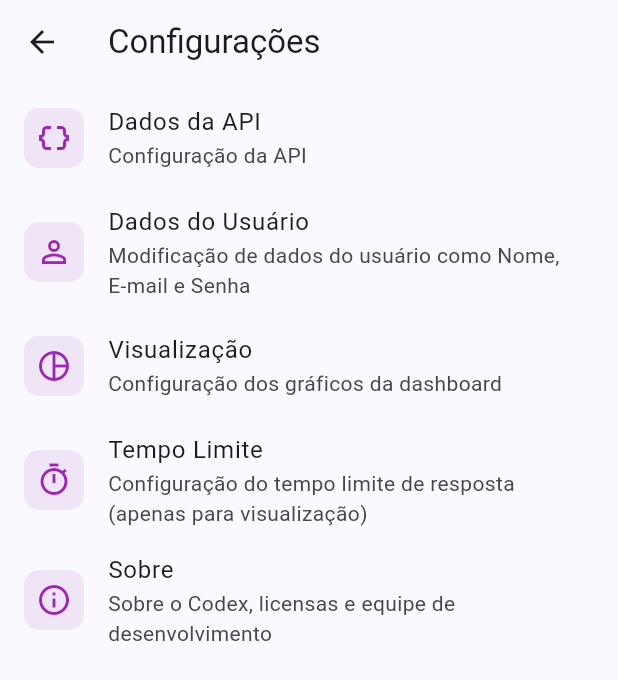
After one commit to ZeniteMobile/Codex-Front-End, a Flutter app: the screen it shows after launch, after a tap on the "settings" icon, on a phone screen of 412 x 824 dp. The commit adds this screen. Shown: the top 680 px of the screen. Run offline on Flutter 3.47's test engine with Material 3 defaults, Android fonts, the phone set to English and light mode, and no system bars.

Commit message:
[FEAT] Telas sobre nos e telas de configurações

```diff
--- a/lib/pages/login.dart
+++ b/lib/pages/login.dart
@@ -23,9 +23,9 @@ class _LoginPageState extends State<LoginPage> {
 
   void _submit() {
     if (_formKey.currentState?.validate() ?? false) {
-      ScaffoldMessenger.of(context).showSnackBar(
-        const SnackBar(content: Text('Entrando...')),
-      );
+      ScaffoldMessenger.of(
+        context,
+      ).showSnackBar(const SnackBar(content: Text('Entrando...')));
     }
   }
 
@@ -34,6 +34,18 @@ class _LoginPageState extends State<LoginPage> {
     final primary = const Color(0xFF4069A3);
     return Scaffold(
       backgroundColor: Colors.white,
+      appBar: AppBar(
+        backgroundColor: Colors.white,
+        elevation: 0,
+        actions: [
+          IconButton(
+            icon: const Icon(Icons.settings, color: Colors.black),
+            onPressed: () {
+              Navigator.pushNamed(context, AppRoutes.settings);
+            },
+          ),
+        ],
+      ),
       body: SafeArea(
         child: Center(
           child: SingleChildScrollView(
@@ -84,7 +96,8 @@ class _LoginPageState extends State<LoginPage> {
                         ),
                         validator: (v) {
                           if (v == null || v.isEmpty) return 'Informe o e‑mail';
-                          if (!RegExp(r'^[^@]+@[^@]+\.[^@]+').hasMatch(v)) return 'E‑mail inválido';
+                          if (!RegExp(r'^[^@]+@[^@]+\.[^@]+').hasMatch(v))
+                            return 'E‑mail inválido';
                           return null;
                         },
                       ),
@@ -96,8 +109,13 @@ class _LoginPageState extends State<LoginPage> {
                           labelText: 'Senha',
                           prefixIcon: const Icon(Icons.lock),
                           suffixIcon: IconButton(
-                            icon: Icon(_obscure ? Icons.visibility_off : Icons.visibility),
-                            onPressed: () => setState(() => _obscure = !_obscure),
+                            icon: Icon(
+                              _obscure
+                                  ? Icons.visibility_off
+                                  : Icons.visibility,
+                            ),
+                            onPressed:
+                                () => setState(() => _obscure = !_obscure),
                           ),
                           filled: true,
                           fillColor: Colors.white,
@@ -112,7 +130,8 @@ class _LoginPageState extends State<LoginPage> {
                         ),
                         validator: (v) {
                           if (v == null || v.isEmpty) return 'Informe a senha';
-                          if (v.length < 6) return 'Senha deve ter ao menos 6 caracteres';
+                          if (v.length < 6)
+                            return 'Senha deve ter ao menos 6 caracteres';
                           return null;
                         },
                       ),
@@ -124,9 +143,14 @@ class _LoginPageState extends State<LoginPage> {
                           onPressed: _submit,
                           style: ElevatedButton.styleFrom(
                             backgroundColor: primary,
-                            shape: RoundedRectangleBorder(borderRadius: BorderRadius.circular(6)),
+                            shape: RoundedRectangleBorder(
+                              borderRadius: BorderRadius.circular(6),
+                            ),
                           ),
-                          child: const Text('Entrar', style: TextStyle(fontSize: 16, color: Colors.white)),
+                          child: const Text(
+                            'Entrar',
+                            style: TextStyle(fontSize: 16, color: Colors.white),
+                          ),
                         ),
                       ),
                       const SizedBox(height: 12),
@@ -141,16 +165,28 @@ class _LoginPageState extends State<LoginPage> {
                           style: ElevatedButton.styleFrom(
                             backgroundColor: Colors.grey.shade300,
                             foregroundColor: Colors.black,
-                            shape: RoundedRectangleBorder(borderRadius: BorderRadius.circular(6)),
+                            shape: RoundedRectangleBorder(
+                              borderRadius: BorderRadius.circular(6),
+                            ),
                           ),
-                          child: const Text('Cadastre-se', style: TextStyle(fontSize: 16)),
+                          child: const Text(
+                            'Cadastre-se',
+                            style: TextStyle(fontSize: 16),
+                          ),
                         ),
                       ),
                       const SizedBox(height: 12),
                       TextButton(
                         onPressed: () {
-                          final emailArg = _emailController.text.trim().isEmpty ? null : _emailController.text.trim();
-                          Navigator.pushNamed(context, AppRoutes.forgot, arguments: emailArg);
+                          final emailArg =
+                              _emailController.text.trim().isEmpty
+                                  ? null
+                                  : _emailController.text.trim();
+                          Navigator.pushNamed(
+                            context,
+                            AppRoutes.forgot,
+                            arguments: emailArg,
+                          );
                         },
                         child: const Text('Esqueci minha senha'),
                       ),
--- /dev/null
+++ b/lib/pages/settings_page.dart
@@ -0,0 +1,92 @@
+import 'package:codex/routes/app_routes.dart';
+import 'package:flutter/material.dart';
+
+class SettingsPage extends StatelessWidget {
+  const SettingsPage({super.key});
+
+  @override
+  Widget build(BuildContext context) {
+    return Scaffold(
+      appBar: AppBar(
+        title: const Text('Configurações'),
+        leading: IconButton(
+          icon: const Icon(Icons.arrow_back),
+          onPressed: () => Navigator.of(context).pop(),
+        ),
+      ),
+      body: ListView(
+        children: [
+          _buildSettingsItem(
+            context,
+            icon: Icons.data_object,
+            title: 'Dados da API',
+            subtitle: 'Configuração da API',
+            onTap: () {
+              // TODO: Navigate to API settings
+            },
+          ),
+          _buildSettingsItem(
+            context,
+            icon: Icons.person_outline,
+            title: 'Dados do Usuário',
+            subtitle:
+                'Modificação de dados do usuário como Nome, E-mail e Senha',
+            onTap: () {
+              // TODO: Navigate to User Data
+            },
+          ),
+          _buildSettingsItem(
+            context,
+            icon: Icons.pie_chart_outline,
+            title: 'Visualização',
+            subtitle: 'Configuração dos gráficos da dashboard',
+            onTap: () {
+              // TODO: Navigate to Visualization settings
+            },
+          ),
+          _buildSettingsItem(
+            context,
+            icon: Icons.timer_outlined,
+            title: 'Tempo Limite',
+            subtitle:
+                'Configuração do tempo limite de resposta (apenas para visualização)',
+            onTap: () {
+              // TODO: Navigate to Timeout settings
+            },
+          ),
+          _buildSettingsItem(
+            context,
+            icon: Icons.info_outline,
+            title: 'Sobre',
+            subtitle: 'Sobre o Codex, licensas e equipe de desenvolvimento',
+            onTap: () {
+              Navigator.pushNamed(context, AppRoutes.about);
+            },
+          ),
+        ],
+      ),
+    );
+  }
+
+  Widget _buildSettingsItem(
+    BuildContext context, {
+    required IconData icon,
+    required String title,
+    required String subtitle,
+    required VoidCallback onTap,
+  }) {
+    return ListTile(
+      leading: Container(
+        padding: const EdgeInsets.all(8),
+        decoration: BoxDecoration(
+          color: Colors.purple.withOpacity(0.1),
+          borderRadius: BorderRadius.circular(10),
+        ),
+        child: Icon(icon, color: Colors.purple),
+      ),
+      title: Text(title),
+      subtitle: Text(subtitle),
+      onTap: onTap,
+    );
+  }
+}
--- a/lib/routes/app_routes.dart
+++ b/lib/routes/app_routes.dart
@@ -1,6 +1,8 @@
+import 'package:codex/pages/about_page.dart';
 import 'package:codex/pages/forgot_password.dart';
 import 'package:codex/pages/login.dart';
 import 'package:codex/pages/sing-up.dart';
+import 'package:codex/pages/settings_page.dart';
 import 'package:flutter/material.dart';
 
 /// Contém os nomes das rotas como constantes para evitar erros de digitação.
@@ -8,6 +10,8 @@ class AppRoutes {
   static const String login = '/';
   static const String register = '/register';
   static const String forgot = '/forgot'; // <--- adicione isto
+  static const String settings = '/settings';
+  static const String about = '/about';
 }
 
 /// Gera as rotas com base no nome fornecido.
@@ -21,16 +25,24 @@ class RouteGenerator {
       case AppRoutes.forgot:
         // arguments pode ser uma String com o e-mail ou null
         return MaterialPageRoute(
-          builder: (_) => ForgotPasswordPage(initialEmail: settings.arguments as String?),
+          builder:
+              (_) => ForgotPasswordPage(
+                initialEmail: settings.arguments as String?,
+              ),
         );
+      case AppRoutes.settings:
+        return MaterialPageRoute(builder: (_) => const SettingsPage());
+      case AppRoutes.about:
+        return MaterialPageRoute(builder: (_) => const AboutPage());
 
       // Rota de erro caso a rota chamada não exista
       default:
         return MaterialPageRoute(
-          builder: (_) => Scaffold(
-            appBar: AppBar(title: const Text('Erro')),
-            body: const Center(child: Text('Página não encontrada')),
-          ),
+          builder:
+              (_) => Scaffold(
+                appBar: AppBar(title: const Text('Erro')),
+                body: const Center(child: Text('Página não encontrada')),
+              ),
         );
     }
   }
```
Also changed, not shown: lib/pages/about_page.dart (added, +141 -0 lines).
